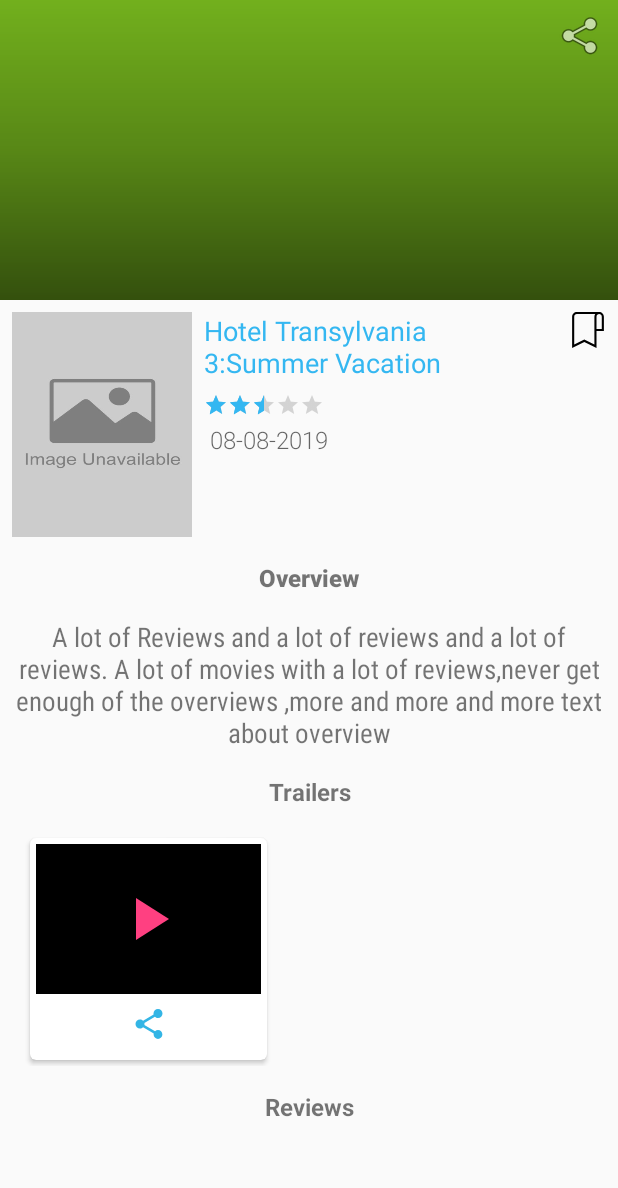
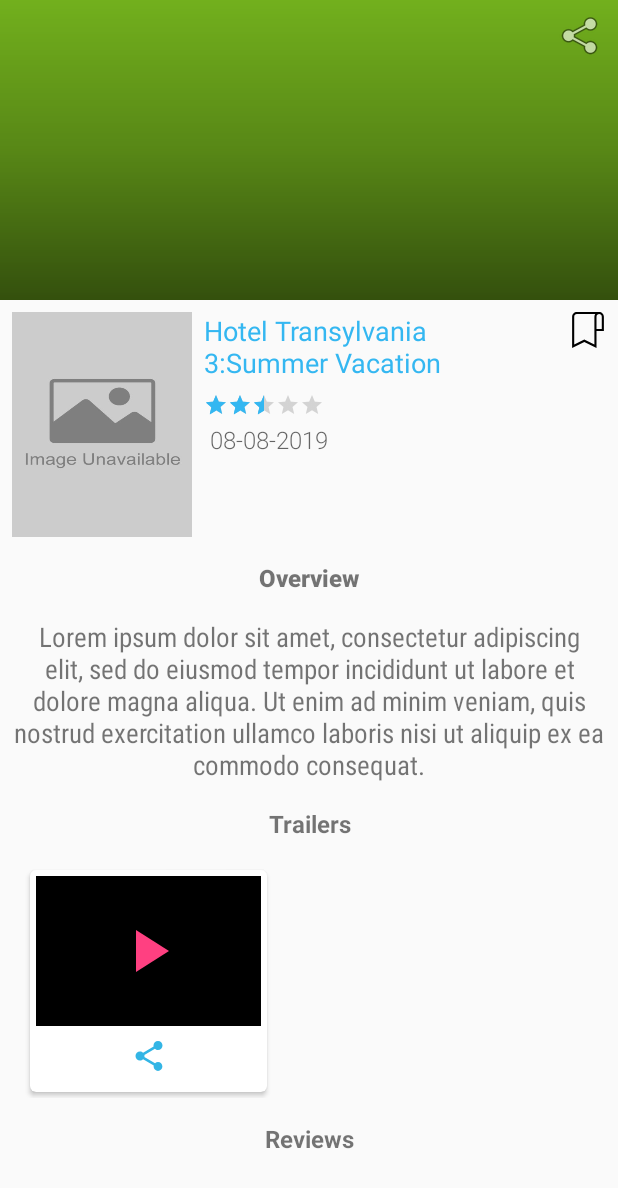
Before and after one commit to shivamkumard107/tmdb, an Android app: the layout activity_movie_detail.xml on its own in the app's theme, with its tools: preview values and no code run, on a phone screen of 412 x 824 dp. Shown: the top 1188 px of the screen. Run offline under Robolectric (Android 15) with nearby library versions, the phone set to English and light mode, and no system bars; network calls fail.

Commit message:
string changes

```diff
--- a/app/src/main/res/values/strings.xml
+++ b/app/src/main/res/values/strings.xml
@@ -34,8 +34,8 @@
     <!--Dummy Details-->
     <string name="movie_title_dummy_text" translatable="false">Hotel Transylvania 3:Summer Vacation</string>
     <string name="movie_rating_dummy_text" translatable="false">6.9</string>
-    <string name="movie_overview_dummy_text" translatable="false">A lot of Reviews and a lot of reviews and a lot of reviews.
-        A lot of movies with a lot of reviews,never get enough of the overviews ,more and more and more text about overview</string>
+    <string name="movie_overview_dummy_text" translatable="false">Lorem ipsum dolor sit amet, consectetur adipiscing elit, sed do eiusmod tempor incididunt ut labore et dolore magna aliqua.
+        Ut enim ad minim veniam, quis nostrud exercitation ullamco laboris nisi ut aliquip ex ea commodo consequat. </string>
     <string name="movie_release_date_dummy_text" translatable="false">
         08-08-2019
     </string>
```
